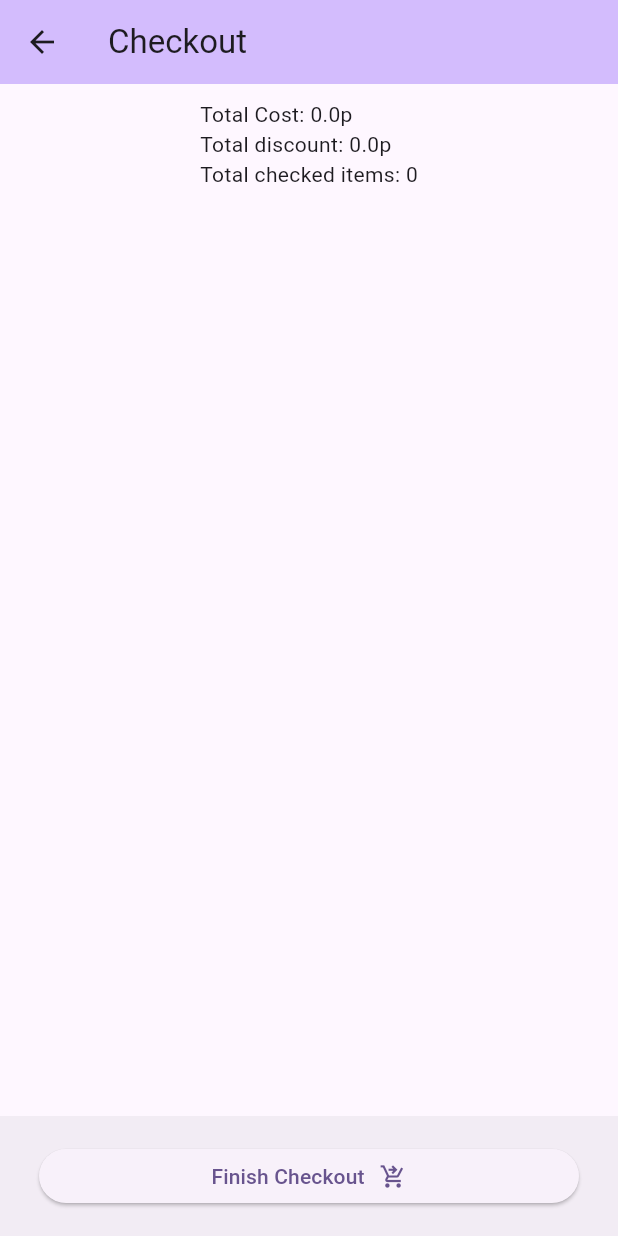
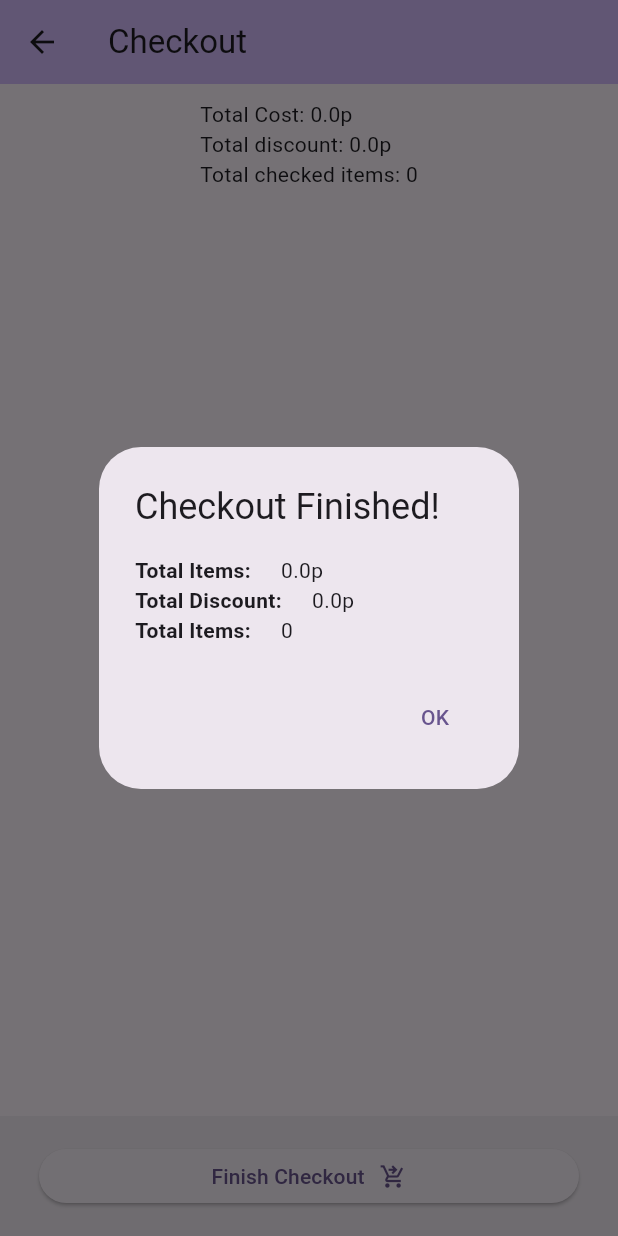
Before and after one commit to HVitureira/checkout-kata, a Flutter app: the CheckOutPage screen opened directly with empty values, after a tap on "Finish Checkout", on a phone screen of 412 x 824 dp. Run offline on Flutter 3.47's test engine with Material 3 defaults, Android fonts, the phone set to English and light mode, and no system bars; our stand-ins replace equatable, flutter_bloc, flutter_form_builder, form_builder_validators, hydrated_bloc.

Commit message:
when the user presses the finish checkout button, a receipt dialog is presented

```diff
--- a/lib/checkout/view/checkout_page.dart
+++ b/lib/checkout/view/checkout_page.dart
@@ -1,5 +1,7 @@
 import 'package:checkout_kata/app/widgets/shop_list.dart';
 import 'package:checkout_kata/checkout/cubit/checkout_cubit.dart';
+import 'package:checkout_kata/checkout/view/receipt_item.dart';
+import 'package:checkout_kata/models/cart_item.dart';
 import 'package:checkout_kata/models/stock_item.dart';
 import 'package:flutter/material.dart';
 import 'package:flutter_bloc/flutter_bloc.dart';
@@ -11,12 +13,7 @@ class CheckOutPage extends StatelessWidget {
 
   @override
   Widget build(BuildContext context) {
-    return Scaffold(
-      appBar: AppBar(
-        backgroundColor: Theme.of(context).colorScheme.inversePrimary,
-        title: const Text('Checkout'),
-      ),
-      body: BlocProvider(
+    return BlocProvider(
       create: (context) => CheckoutCubit(
         startingItems: items,
       ),
@@ -24,7 +21,12 @@ class CheckOutPage extends StatelessWidget {
         builder: (context) {
           return BlocBuilder<CheckoutCubit, CheckoutState>(
             builder: (context, state) {
-                return Column(
+              return Scaffold(
+                appBar: AppBar(
+                  backgroundColor: Theme.of(context).colorScheme.inversePrimary,
+                  title: const Text('Checkout'),
+                ),
+                body: Column(
                   children: [
                     Padding(
                       padding: const EdgeInsets.symmetric(
@@ -53,17 +55,17 @@ class CheckOutPage extends StatelessWidget {
                       ),
                     ),
                   ],
-                );
-              },
-            );
-          },
-        ),
                 ),
                 bottomSheet: BottomAppBar(
                   child: Padding(
                     padding: const EdgeInsetsDirectional.all(10),
                     child: ElevatedButton(
-            onPressed: () {},
+                      onPressed: () => _showReceipt(
+                        context: context,
+                        items: state.checkedItems,
+                        totalCost: state.formattedCost,
+                        totalDiscount: state.formattedDiscount,
+                      ),
                       child: const Row(
                         mainAxisAlignment: MainAxisAlignment.center,
                         children: [
@@ -78,5 +80,81 @@ class CheckOutPage extends StatelessWidget {
                   ),
                 ),
               );
+            },
+          );
+        },
+      ),
+    );
+  }
+
+  void _showReceipt({
+    required BuildContext context,
+    required List<CartItem> items,
+    required String totalCost,
+    required String totalDiscount,
+  }) {
+    showDialog<String>(
+      context: context,
+      builder: (BuildContext context) => AlertDialog(
+        title: const Text('Checkout Finished!'),
+        content: Scrollbar(
+          thumbVisibility: true,
+          child: SingleChildScrollView(
+            child: Column(
+              mainAxisSize: MainAxisSize.min,
+              crossAxisAlignment: CrossAxisAlignment.start,
+              children: [
+                ReceiptItem(
+                  leftText: 'Total Items',
+                  totalCost: totalCost,
+                ),
+                ReceiptItem(
+                  leftText: 'Total Discount',
+                  totalCost: totalDiscount,
+                ),
+                ReceiptItem(
+                  leftText: 'Total Items',
+                  totalCost: items.length.toString(),
+                ),
+                if (items.isNotEmpty)
+                  const Padding(
+                    padding: EdgeInsets.only(top: 20),
+                    child: Text(
+                      'Items Purchased:',
+                      style: TextStyle(
+                        fontWeight: FontWeight.bold,
+                      ),
+                    ),
+                  ),
+                ...items.map(
+                  (item) => Row(
+                    children: [
+                      Text(
+                        '${item.stockItem.sku}:',
+                        style: const TextStyle(
+                          fontWeight: FontWeight.bold,
+                        ),
+                      ),
+                      const SizedBox(
+                        width: 20,
+                      ),
+                      Text(
+                        '${item.stockItem.formattedPrice} ${item.isPromoApplied ? ' - promo applied' : ''}',
+                      ),
+                    ],
+                  ),
+                ),
+              ],
+            ),
+          ),
+        ),
+        actions: <Widget>[
+          TextButton(
+            onPressed: () => Navigator.pop(context, 'OK'),
+            child: const Text('OK'),
+          ),
+        ],
+      ),
+    );
   }
 }
--- /dev/null
+++ b/lib/checkout/view/receipt_item.dart
@@ -0,0 +1,32 @@
+import 'package:flutter/material.dart';
+
+class ReceiptItem extends StatelessWidget {
+  const ReceiptItem({
+    required this.leftText,
+    required this.totalCost,
+    super.key,
+  });
+
+  final String leftText;
+  final String totalCost;
+
+  @override
+  Widget build(BuildContext context) {
+    return Row(
+      children: [
+        Text(
+          '$leftText:',
+          style: const TextStyle(
+            fontWeight: FontWeight.bold,
+          ),
+        ),
+        const SizedBox(
+          width: 20,
+        ),
+        Text(
+          totalCost,
+        ),
+      ],
+    );
+  }
+}
```
Also changed, not shown: pubspec.yaml (+0 -8 lines), pubspec.lock. Lines whose indentation alone changed are shown as unchanged.
